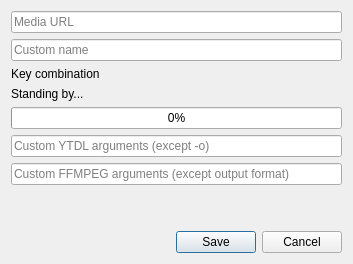
This is ui/ui_designs/YoutubeDialog.ui in IMatynia/epicki-soundboard-v3 as Qt 5 draws it before an edit. The edited form follows.
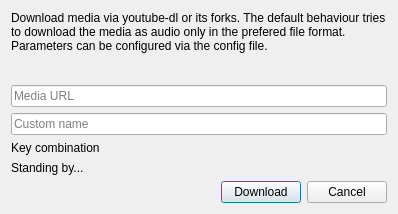
This is the edited form.

Commit message: stable working on new config file

What changed in the file:
```diff
--- a/ui/ui_designs/YoutubeDialog.ui
+++ b/ui/ui_designs/YoutubeDialog.ui
@@ -6,8 +6,8 @@
    <rect>
     <x>0</x>
     <y>0</y>
-    <width>353</width>
-    <height>264</height>
+    <width>398</width>
+    <height>214</height>
    </rect>
   </property>
   <property name="windowTitle">
@@ -16,6 +16,35 @@
   <layout class="QVBoxLayout" name="verticalLayout_2">
    <item>
     <layout class="QVBoxLayout" name="verticalLayout">
+     <item>
+      <widget class="QLabel" name="label">
+       <property name="text">
+        <string>Download media via youtube-dl or its forks. The default behaviour tries to download the media as audio only in the prefered file format. Parameters can be configured via the config file.</string>
+       </property>
+       <property name="scaledContents">
+        <bool>false</bool>
+       </property>
+       <property name="wordWrap">
+        <bool>true</bool>
+       </property>
+      </widget>
+     </item>
+     <item>
+      <spacer name="verticalSpacer">
+       <property name="orientation">
+        <enum>Qt::Orientation::Vertical</enum>
+       </property>
+       <property name="sizeType">
+        <enum>QSizePolicy::Policy::Expanding</enum>
+       </property>
+       <property name="sizeHint" stdset="0">
+        <size>
+         <width>0</width>
+         <height>40</height>
+        </size>
+       </property>
+      </spacer>
+     </item>
      <item>
       <widget class="QLineEdit" name="leURL">
        <property name="toolTip">
@@ -63,43 +92,6 @@
        </property>
       </widget>
      </item>
-     <item>
-      <widget class="QProgressBar" name="progressBar">
-       <property name="value">
-        <number>0</number>
-       </property>
-      </widget>
-     </item>
-     <item>
-      <widget class="QLineEdit" name="leYTDLargs">
-       <property name="placeholderText">
-        <string>Custom YTDL arguments (except -o)</string>
-       </property>
-      </widget>
-     </item>
-     <item>
-      <widget class="QLineEdit" name="leFFMPEGargs">
-       <property name="placeholderText">
-        <string>Custom FFMPEG arguments (except output format)</string>
-       </property>
-      </widget>
-     </item>
-     <item>
-      <spacer name="verticalSpacer">
-       <property name="orientation">
-        <enum>Qt::Vertical</enum>
-       </property>
-       <property name="sizeType">
-        <enum>QSizePolicy::Expanding</enum>
-       </property>
-       <property name="sizeHint" stdset="0">
-        <size>
-         <width>0</width>
-         <height>40</height>
-        </size>
-       </property>
-      </spacer>
-     </item>
     </layout>
    </item>
    <item>
@@ -123,10 +115,7 @@
      <item>
       <widget class="QPushButton" name="bSave">
        <property name="text">
-        <string>Save</string>
-       </property>
-       <property name="default">
-        <bool>true</bool>
+        <string>Download</string>
        </property>
       </widget>
      </item>
```
Left out of the diff: 8 changed lines with no effect on the pictures. The commit also changes 43 other files.
